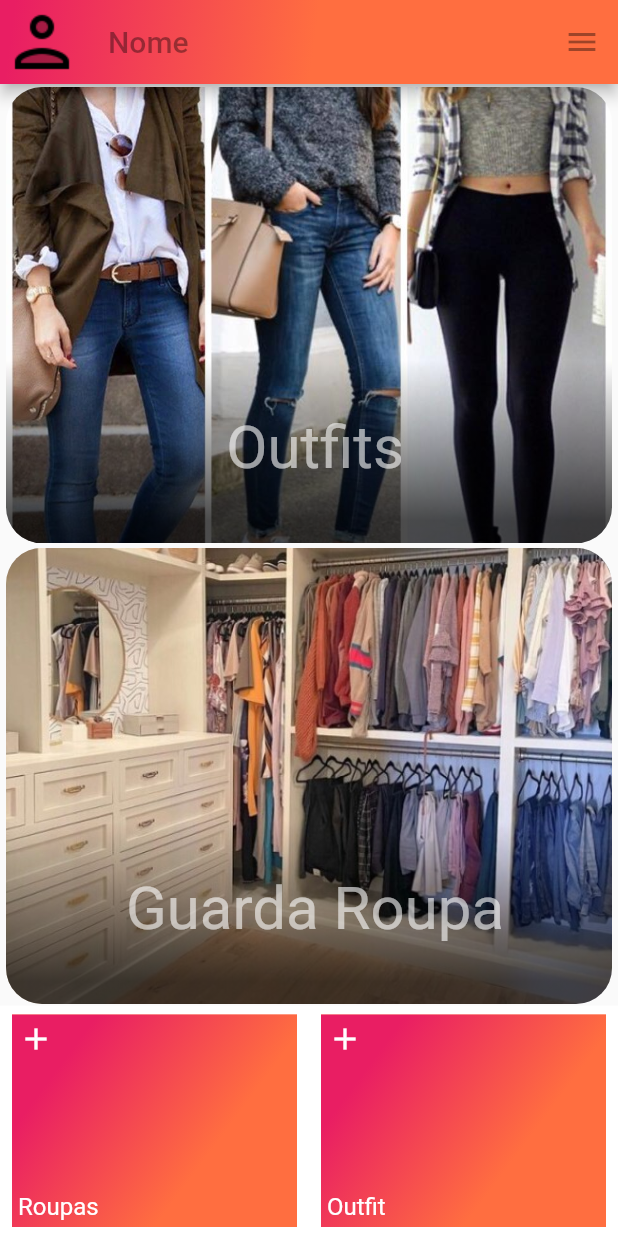
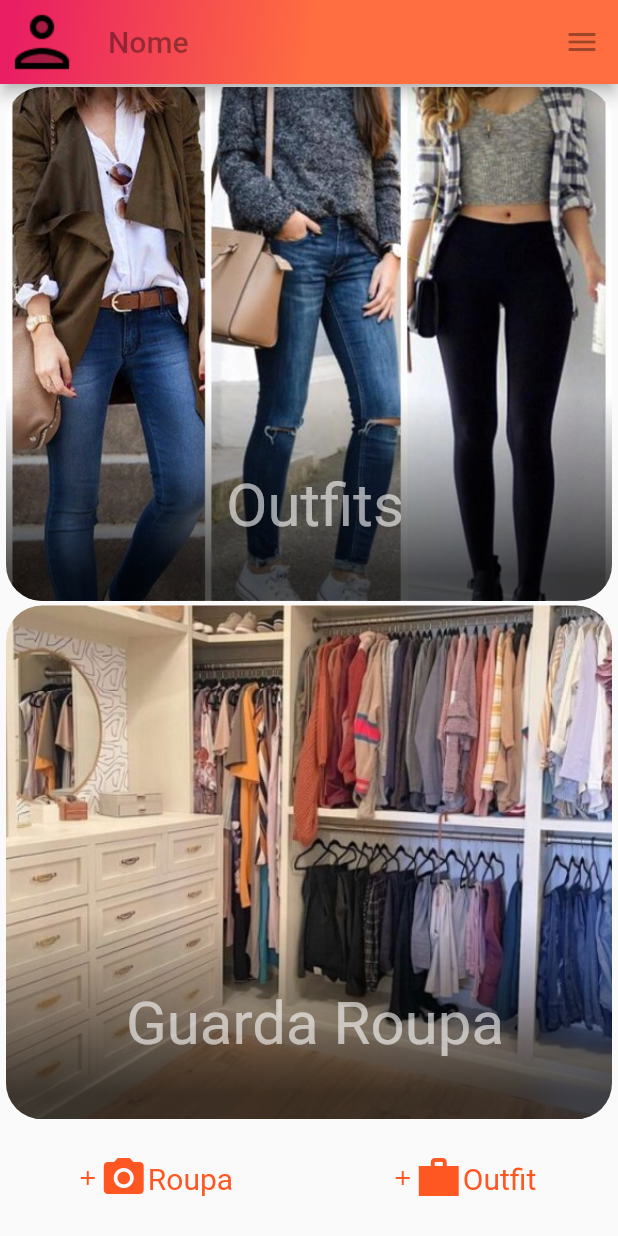
Before and after one commit to Alexandre-AGAMIN/tcc-ufu-my-outfit-front, a Flutter app: the HomePage screen opened directly, on a phone screen of 412 x 824 dp. Run offline on Flutter 3.47's test engine with Material 2 defaults, Android fonts, the phone set to English and light mode, and no system bars.

Commit message:
layout reponsivo para navegaçcao

```diff
--- a/lib/screens/home.dart
+++ b/lib/screens/home.dart
@@ -49,19 +49,20 @@ class HomePage extends StatelessWidget {
                 "Guarda Roupa", "assets/guarda-roupa-asset.png", constraints,
                 acao: _algoAcontece),
             Container(
-              height: constraints.maxHeight * 0.2,
-              alignment: Alignment.bottomCenter,
-              color: Colors.white,
+              height: constraints.maxHeight * 0.1,
+              width: constraints.maxWidth,
               child: Row(
                 mainAxisAlignment: MainAxisAlignment.spaceAround,
                 children: [
-                  _FeatureItem("Roupas", Icons.add, _boxDecoration(),
+                  _FeatureItem("Roupa", Icons.photo_camera,
+                      _boxDecoration(), constraints,
                       onClick: () => _algoAcontece()),
-                  _FeatureItem("Outfit", Icons.add, _boxDecoration(),
+                  _FeatureItem(
+                      "Outfit", Icons.work_sharp, _boxDecoration(), constraints,
                       onClick: () => _algoAcontece()),
                 ],
               ),
-            ),
+            )
           ],
         );
       }),
@@ -90,37 +91,44 @@ class _FeatureItem extends StatelessWidget {
   final IconData icon;
   final Function onClick;
   final BoxDecoration decorador;
+  final BoxConstraints constraints;
 
-  const _FeatureItem(this.name, this.icon, this.decorador,
+  const _FeatureItem(this.name, this.icon, this.decorador, this.constraints,
       {required this.onClick});
 
   @override
   Widget build(BuildContext context) {
-    return Padding(
-      padding: const EdgeInsets.all(6.0),
-      child: Material(
-        color: Theme.of(context).primaryColor,
-        child: InkWell(
+    return InkWell(
       onTap: () => onClick(),
       child: Container(
-            padding: const EdgeInsets.all(4.0),
-            decoration: decorador,
-            width: 190,
-            child: Column(
-              mainAxisAlignment: MainAxisAlignment.spaceBetween,
-              crossAxisAlignment: CrossAxisAlignment.start,
+        width: constraints.maxWidth * 0.5,
+        height: constraints.maxHeight * 0.5,
+        alignment: Alignment.center,
+        child: Container(
+          // decoration: decorador,
+          width: constraints.maxWidth,
+          child: Row(
+            mainAxisAlignment: MainAxisAlignment.center,
+
             children: [
               Icon(
+                Icons.add,
+                size: 16,
+                semanticLabel: name,
+                color: Colors.deepOrange,
+              ),
+              Icon(
                   icon,
-                  color: Colors.white,
-                  size: 24.0,
+                  size: 32,
+                  semanticLabel: name,
+                color: Colors.deepOrange,
                 ),
+
               Text(
                 name,
-                  style: const TextStyle(color: Colors.white, fontSize: 16.0),
+                style: const TextStyle(color: Colors.deepOrange, fontSize: 20.0),
               )
             ],
-            ),
           ),
         ),
       ),
@@ -140,9 +148,8 @@ class _FeaturePanel extends StatelessWidget {
   @override
   Widget build(BuildContext context) {
     return SizedBox(
-        height: constraints.maxHeight * 0.4,
+        height: constraints.maxHeight * 0.45,
         child: Flexible(
-          flex: 1,
           child: InkWell(
             onTap: () => acao,
             child: Padding(
```
Lines whose indentation alone changed are shown as unchanged.
